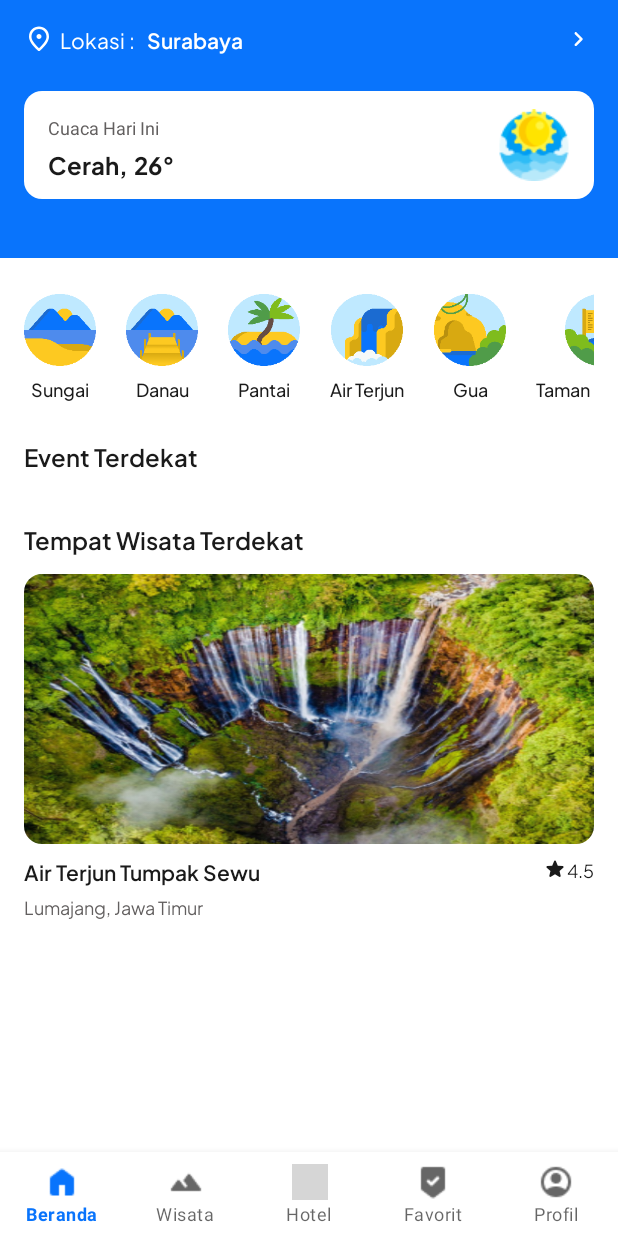
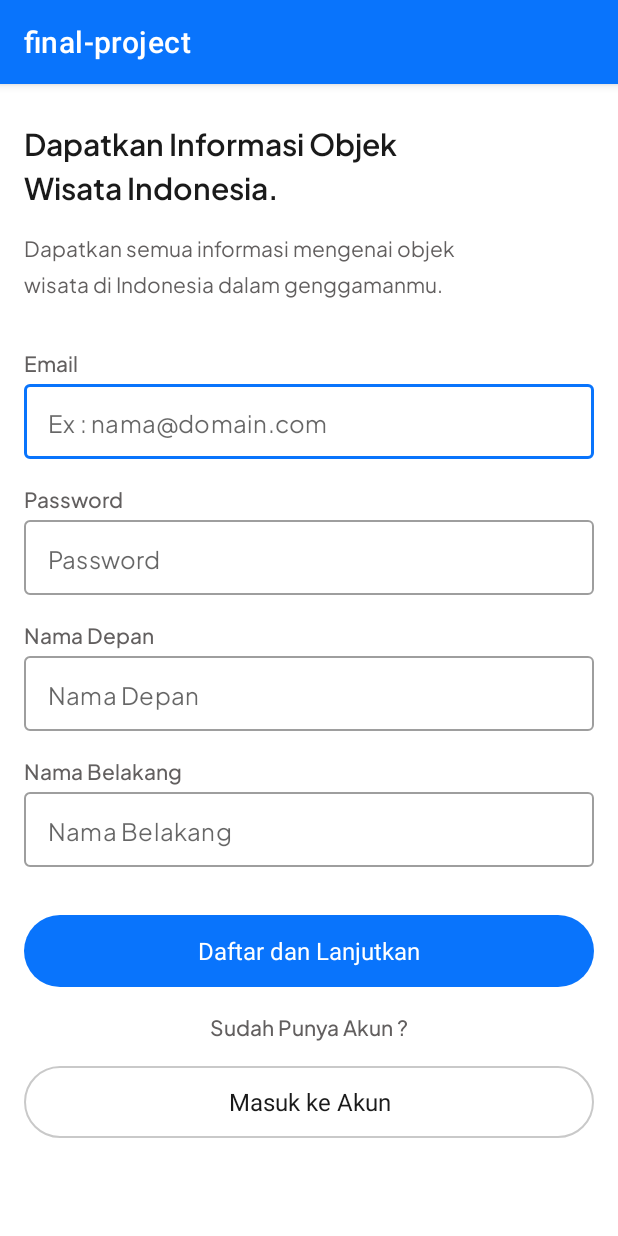
Before and after one commit to mister-riduro/app-v1-final-project, an Android app: the screen it shows after launch (MainActivity before the commit, RegisterActivity after it), on a phone screen of 412 x 824 dp. Run offline under Robolectric (Android 15) with nearby library versions, the phone set to English and light mode, and no system bars; our stand-ins replace Dagger/Hilt's generated code; grey boxes are pictures that could not be loaded.

Commit message:
finish register feature

```diff
--- a/app/src/main/java/com/example/final_project/remote/repository/Repository.kt
+++ b/app/src/main/java/com/example/final_project/remote/repository/Repository.kt
@@ -1,5 +1,6 @@
 package com.example.final_project.remote.repository
 
+import com.example.final_project.models.ProfileBody
 import com.example.final_project.remote.api.RetrofitInstance
 
 class Repository (){
@@ -7,4 +8,6 @@ class Repository (){
         suspend fun getTourismByType(fieldFilter:String, tourismType: String) = RetrofitInstance.api.getTourismByType(fieldFilter, tourismType)
         suspend fun getAllProvinces() = RetrofitInstance.api.getAllProvinces()
         suspend fun getTourismByProvince(fieldFilter: String, tourismProvince: String) = RetrofitInstance.api.getTourismByProvince(fieldFilter, tourismProvince)
+
+        suspend fun createUser(profileBody: ProfileBody) = RetrofitInstance.api.createUser(profileBody)
 }
--- /dev/null
+++ b/app/src/main/java/com/example/final_project/ui/activities/register/RegisterActivity.kt
@@ -0,0 +1,69 @@
+package com.example.final_project.ui.activities.register
+
+import android.app.Application
+import androidx.appcompat.app.AppCompatActivity
+import android.os.Bundle
+import android.util.Log
+import androidx.lifecycle.Observer
+import androidx.lifecycle.ViewModelProvider
+import com.example.final_project.databinding.ActivityRegisterBinding
+import com.example.final_project.models.Profile
+import com.example.final_project.models.ProfileBody
+import com.example.final_project.remote.repository.Repository
+import com.example.final_project.util.Resource
+
+class RegisterActivity : AppCompatActivity() {
+
+    private lateinit var binding: ActivityRegisterBinding
+    private lateinit var registerViewModel: RegisterViewModel
+
+    private lateinit var firstName: String
+    private lateinit var lastName: String
+    private lateinit var email: String
+    private lateinit var password: String
+    override fun onCreate(savedInstanceState: Bundle?) {
+        super.onCreate(savedInstanceState)
+        binding = ActivityRegisterBinding.inflate(layoutInflater)
+        setContentView(binding.root)
+
+        val repository = Repository()
+        val registerViewModelFactory = RegisterViewModelFactory(repository, application)
+        val userRole = "af80f2d4-425f-4c3a-8f5f-f817cdebfb01"
+
+        registerViewModel = ViewModelProvider(this, registerViewModelFactory).get(
+            RegisterViewModel::class.java
+        )
+
+        binding.btnNext.setOnClickListener {
+            email = binding.etEmail.text.toString()
+            password = binding.etPassword.text.toString()
+            firstName = binding.etFirstName.text.toString()
+            lastName = binding.etLastName.text.toString()
+
+            Log.d("EMAIL :", email)
+
+            val profile = ProfileBody(email, password, userRole, firstName, lastName, "")
+
+            registerViewModel.createUser(profile)
+
+            registerViewModel._userLiveData.observe(this, Observer { response ->
+                when(response) {
+                    is Resource.Success -> {
+                        response.data?.let { response ->
+                            Log.d("SUCCESS", "Success Create User on DB")
+                        }
+                    }
+                    is Resource.Loading -> {
+
+                    }
+                    is Resource.Error -> {
+                        response.message.let { message ->
+                            Log.d("ERROR TOURISM", "Error occured : $message")
+                        }
+                    }
+                }
+            })
+        }
+
+    }
+}
--- /dev/null
+++ b/app/src/main/java/com/example/final_project/ui/activities/register/RegisterViewModel.kt
@@ -0,0 +1,38 @@
+package com.example.final_project.ui.activities.register
+
+import android.app.Application
+import androidx.lifecycle.AndroidViewModel
+import androidx.lifecycle.MutableLiveData
+import androidx.lifecycle.viewModelScope
+import com.example.final_project.models.Profile
+import com.example.final_project.models.ProfileBody
+import com.example.final_project.remote.repository.Repository
+import com.example.final_project.util.Resource
+import kotlinx.coroutines.launch
+import retrofit2.Response
+
+class RegisterViewModel(
+    private val repository: Repository,
+    application: Application,
+):AndroidViewModel(application) {
+
+    val _userLiveData: MutableLiveData<Resource<Profile>> = MutableLiveData()
+
+
+    fun createUser(profile: ProfileBody) = viewModelScope.launch {
+        _userLiveData.postValue(Resource.Loading())
+
+        val resp = repository.createUser(profile)
+        _userLiveData.postValue(handleUserRegistrationResponse(resp))
+    }
+
+    private fun handleUserRegistrationResponse(response: Response<Profile>): Resource<Profile> {
+        if (response.isSuccessful) {
+            response.body()?.let { resultResponse ->
+                return Resource.Success(resultResponse)
+            }
+        }
+
+        return Resource.Error(response.message())
+    }
+}
--- /dev/null
+++ b/app/src/main/java/com/example/final_project/ui/activities/register/RegisterViewModelFactory.kt
@@ -0,0 +1,16 @@
+package com.example.final_project.ui.activities.register
+
+import android.app.Application
+import androidx.lifecycle.ViewModel
+import androidx.lifecycle.ViewModelProvider
+import com.example.final_project.remote.repository.Repository
+
+class RegisterViewModelFactory(
+    private val repository: Repository,
+    val app: Application,
+): ViewModelProvider.Factory {
+
+    override fun <T : ViewModel> create(modelClass: Class<T>): T {
+        return RegisterViewModel(repository, app) as T
+    }
+}
--- /dev/null
+++ b/app/src/main/res/drawable/icon_favorite_filled.xml
@@ -0,0 +1,5 @@
+<vector android:height="24dp" android:tint="#FF3535"
+    android:viewportHeight="24" android:viewportWidth="24"
+    android:width="24dp" xmlns:android="http://schemas.android.com/apk/res/android">
+    <path android:fillColor="@android:color/white" android:pathData="M12,21.35l-1.45,-1.32C5.4,15.36 2,12.28 2,8.5 2,5.42 4.42,3 7.5,3c1.74,0 3.41,0.81 4.5,2.09C13.09,3.81 14.76,3 16.5,3 19.58,3 22,5.42 22,8.5c0,3.78 -3.4,6.86 -8.55,11.54L12,21.35z"/>
+</vector>
--- /dev/null
+++ b/app/src/main/res/drawable/icon_favorite_outline.xml
@@ -0,0 +1,5 @@
+<vector android:height="24dp" android:tint="#B4AFAF"
+    android:viewportHeight="24" android:viewportWidth="24"
+    android:width="24dp" xmlns:android="http://schemas.android.com/apk/res/android">
+    <path android:fillColor="@android:color/white" android:pathData="M16.5,3c-1.74,0 -3.41,0.81 -4.5,2.09C10.91,3.81 9.24,3 7.5,3 4.42,3 2,5.42 2,8.5c0,3.78 3.4,6.86 8.55,11.54L12,21.35l1.45,-1.32C18.6,15.36 22,12.28 22,8.5 22,5.42 19.58,3 16.5,3zM12.1,18.55l-0.1,0.1 -0.1,-0.1C7.14,14.24 4,11.39 4,8.5 4,6.5 5.5,5 7.5,5c1.54,0 3.04,0.99 3.57,2.36h1.87C13.46,5.99 14.96,5 16.5,5c2,0 3.5,1.5 3.5,3.5 0,2.89 -3.14,5.74 -7.9,10.05z"/>
+</vector>
--- /dev/null
+++ b/app/src/main/res/layout/activity_register.xml
@@ -0,0 +1,244 @@
+<?xml version="1.0" encoding="utf-8"?>
+
+<ScrollView
+    android:layout_width="match_parent"
+    android:layout_height="wrap_content"
+    xmlns:android="http://schemas.android.com/apk/res/android"
+    tools:context=".ui.activities.register.RegisterActivity"
+    xmlns:app="http://schemas.android.com/apk/res-auto"
+    xmlns:tools="http://schemas.android.com/tools">
+
+    <androidx.constraintlayout.widget.ConstraintLayout
+        android:layout_width="match_parent"
+        android:layout_height="match_parent">
+
+        <TextView
+            android:id="@+id/tv_header"
+            android:layout_width="250dp"
+            android:layout_height="wrap_content"
+            android:layout_marginTop="24dp"
+            android:layout_marginStart="16dp"
+            app:layout_constraintStart_toStartOf="parent"
+            app:layout_constraintTop_toTopOf="parent"
+            android:text="Dapatkan Informasi Objek Wisata Indonesia."
+            android:textSize="20sp"
+            android:lineSpacingExtra="4dp"
+            android:fontFamily="@font/plus_jakarta_sans_semibold"
+            android:textColor="@color/text_grey_primary"/>
+
+        <TextView
+            android:id="@+id/tv_caption_header"
+            android:layout_width="320dp"
+            android:layout_height="wrap_content"
+            android:layout_marginTop="16dp"
+            android:layout_marginStart="16dp"
+            app:layout_constraintStart_toStartOf="parent"
+            app:layout_constraintTop_toBottomOf="@id/tv_header"
+            android:text="Dapatkan semua informasi mengenai objek wisata di Indonesia dalam genggamanmu."
+            android:textSize="14sp"
+            android:lineSpacingExtra="6dp"
+            android:fontFamily="@font/plus_jakarta_sans_regular"
+            android:textColor="@color/text_grey_secondary"/>
+
+        <TextView
+            android:id="@+id/tv_emailform_header"
+            android:layout_width="wrap_content"
+            android:layout_height="wrap_content"
+            android:layout_marginTop="32dp"
+            android:layout_marginStart="16dp"
+            app:layout_constraintStart_toStartOf="parent"
+            app:layout_constraintTop_toBottomOf="@id/tv_caption_header"
+            android:text="Email"
+            android:textSize="14sp"
+            android:lineSpacingExtra="2dp"
+            android:fontFamily="@font/plus_jakarta_sans_medium"
+            android:textColor="@color/text_grey_secondary"/>
+
+        <com.google.android.material.textfield.TextInputLayout
+            android:id="@+id/tf_email"
+            style="@style/Widget.MaterialComponents.TextInputLayout.OutlinedBox.Dense"
+            android:layout_width="match_parent"
+            android:layout_height="wrap_content"
+            android:layout_marginStart="16dp"
+            android:layout_marginTop="4dp"
+            android:layout_marginEnd="16dp"
+            app:hintEnabled="false"
+            app:layout_constraintEnd_toEndOf="parent"
+            app:layout_constraintStart_toStartOf="parent"
+            app:layout_constraintTop_toBottomOf="@+id/tv_emailform_header">
+
+            <com.google.android.material.textfield.TextInputEditText
+                android:id="@+id/et_email"
+                android:layout_width="match_parent"
+                android:layout_height="wrap_content"
+                android:fontFamily="@font/plus_jakarta_sans_regular"
+                android:hint="Ex : nama@domain.com" />
+
+        </com.google.android.material.textfield.TextInputLayout>
+
+
+        <TextView
+            android:id="@+id/tv_passwordform_header"
+            android:layout_width="wrap_content"
+            android:layout_height="wrap_content"
+            android:layout_marginTop="16dp"
+            android:layout_marginStart="16dp"
+            app:layout_constraintStart_toStartOf="parent"
+            app:layout_constraintTop_toBottomOf="@id/tf_email"
+            android:text="Password"
+            android:textSize="14sp"
+            android:lineSpacingExtra="2dp"
+            android:fontFamily="@font/plus_jakarta_sans_medium"
+            android:textColor="@color/text_grey_secondary"/>
+
+        <com.google.android.material.textfield.TextInputLayout
+            android:id="@+id/tf_password"
+            style="@style/Widget.MaterialComponents.TextInputLayout.OutlinedBox.Dense"
+            android:layout_width="match_parent"
+            android:layout_height="wrap_content"
+            android:layout_marginStart="16dp"
+            android:layout_marginTop="4dp"
+            android:layout_marginEnd="16dp"
+            app:hintEnabled="false"
+            app:layout_constraintEnd_toEndOf="parent"
+            app:layout_constraintStart_toStartOf="parent"
+            app:layout_constraintTop_toBottomOf="@+id/tv_passwordform_header">
+
+            <com.google.android.material.textfield.TextInputEditText
+                android:id="@+id/et_password"
+                android:layout_width="match_parent"
+                android:layout_height="wrap_content"
+                android:inputType="textPassword"
+                android:fontFamily="@font/plus_jakarta_sans_regular"
+                android:hint="Password" />
+
+        </com.google.android.material.textfield.TextInputLayout>
+
+        <TextView
+            android:id="@+id/tv_fnameform_header"
+            android:layout_width="wrap_content"
+            android:layout_height="wrap_content"
+            android:layout_marginTop="16dp"
+            android:layout_marginStart="16dp"
+            app:layout_constraintStart_toStartOf="parent"
+            app:layout_constraintTop_toBottomOf="@id/tf_password"
+            android:text="Nama Depan"
+            android:textSize="14sp"
+            android:lineSpacingExtra="2dp"
+            android:fontFamily="@font/plus_jakarta_sans_medium"
+            android:textColor="@color/text_grey_secondary"/>
+
+        <com.google.android.material.textfield.TextInputLayout
+            android:id="@+id/tf_first_name"
+            style="@style/Widget.MaterialComponents.TextInputLayout.OutlinedBox.Dense"
+            android:layout_width="match_parent"
+            android:layout_height="wrap_content"
+            android:layout_marginStart="16dp"
+            android:layout_marginTop="4dp"
+            android:layout_marginEnd="16dp"
+            app:hintEnabled="false"
+            app:layout_constraintEnd_toEndOf="parent"
+            app:layout_constraintStart_toStartOf="parent"
+            app:layout_constraintTop_toBottomOf="@+id/tv_fnameform_header">
+
+            <com.google.android.material.textfield.TextInputEditText
+                android:id="@+id/et_first_name"
+                android:layout_width="match_parent"
+                android:layout_height="wrap_content"
+                android:fontFamily="@font/plus_jakarta_sans_regular"
+                android:hint="Nama Depan" />
+
+        </com.google.android.material.textfield.TextInputLayout>
+
+        <TextView
+            android:id="@+id/tv_lnameform_header"
+            android:layout_width="wrap_content"
+            android:layout_height="wrap_content"
+            android:layout_marginTop="16dp"
+            android:layout_marginStart="16dp"
+            app:layout_constraintStart_toStartOf="parent"
+            app:layout_constraintTop_toBottomOf="@id/tf_first_name"
+            android:text="Nama Belakang"
+            android:textSize="14sp"
+            android:lineSpacingExtra="2dp"
+            android:fontFamily="@font/plus_jakarta_sans_medium"
+            android:textColor="@color/text_grey_secondary"/>
+
+        <com.google.android.material.textfield.TextInputLayout
+            android:id="@+id/tf_last_name"
+            style="@style/Widget.MaterialComponents.TextInputLayout.OutlinedBox.Dense"
+            android:layout_width="match_parent"
+            android:layout_height="wrap_content"
+            android:layout_marginStart="16dp"
+            android:layout_marginTop="4dp"
+            android:layout_marginEnd="16dp"
+            app:hintEnabled="false"
+            app:layout_constraintEnd_toEndOf="parent"
+            app:layout_constraintStart_toStartOf="parent"
+            app:layout_constraintTop_toBottomOf="@+id/tv_lnameform_header">
+
+            <com.google.android.material.textfield.TextInputEditText
+                android:id="@+id/et_last_name"
+                android:layout_width="match_parent"
+                android:layout_height="wrap_content"
+                android:fontFamily="@font/plus_jakarta_sans_regular"
+                android:hint="Nama Belakang" />
+
+        </com.google.android.material.textfield.TextInputLayout>
+
+
+        <com.google.android.material.button.MaterialButton
+            android:id="@+id/btn_next"
+            style="@style/Widget.Material3.Button"
+            android:layout_width="match_parent"
+            android:layout_height="wrap_content"
+            app:layout_constraintTop_toBottomOf="@id/tf_last_name"
+            app:layout_constraintStart_toStartOf="parent"
+            app:layout_constraintEnd_toEndOf="parent"
+            android:text="Daftar dan Lanjutkan"
+            android:layout_marginStart="16dp"
+            android:layout_marginEnd="16dp"
+            android:layout_marginTop="32dp"
+            android:textSize="16sp"
+            android:insetBottom="0dp"
+            android:insetTop="0dp" />
+
+        <TextView
+            android:id="@+id/tv_sudah_punya_akun"
+            android:layout_width="match_parent"
+            android:layout_height="wrap_content"
+            android:layout_marginTop="16dp"
+            android:layout_marginStart="16dp"
+            android:layout_marginEnd="16dp"
+            app:layout_constraintStart_toStartOf="parent"
+            app:layout_constraintTop_toBottomOf="@id/btn_next"
+            android:text="Sudah Punya Akun ?"
+            android:textAlignment="center"
+            android:textSize="14sp"
+            android:lineSpacingExtra="2dp"
+            android:fontFamily="@font/plus_jakarta_sans_medium"
+            android:textColor="@color/text_grey_secondary"/>
+
+        <com.google.android.material.button.MaterialButton
+            android:id="@+id/btn_login"
+            style="@style/Widget.Material3.Button"
+            android:layout_width="match_parent"
+            android:layout_height="wrap_content"
+            app:strokeColor="#C9C9C9"
+            app:strokeWidth="1dp"
+            app:layout_constraintTop_toBottomOf="@id/tv_sudah_punya_akun"
+            app:layout_constraintStart_toStartOf="parent"
+            app:layout_constraintEnd_toEndOf="parent"
+            android:text="Masuk ke Akun"
+            android:layout_marginStart="16dp"
+            android:layout_marginEnd="16dp"
+            android:layout_marginTop="16dp"
+            android:backgroundTint="@color/white"
+            android:textColor="@color/text_grey_primary"
+            android:textSize="16sp"
+            android:insetBottom="0dp"
+            android:insetTop="0dp" />
+
+
+    </androidx.constraintlayout.widget.ConstraintLayout>
+</ScrollView>
```
Also changed, not shown: app/src/main/AndroidManifest.xml (+16 -6 lines), app/src/main/java/com/example/final_project/adapters/HotelFacilitiesAdapter.kt (+39 -39 lines), app/src/main/java/com/example/final_project/models/Profile.kt (added, +25 -0 lines), app/src/main/java/com/example/final_project/models/ProfileBody.kt (added, +23 -0 lines), app/src/main/java/com/example/final_project/remote/api/ApiService.kt (+11 -3 lines), app/src/main/java/com/example/final_project/ui/activities/ChooseLocationActivity.kt (added, +15 -0 lines), app/src/main/java/com/example/final_project/ui/activities/detailTourism/DetailTourismActivity.kt (+16 -2 lines), app/src/main/res/layout/activity_choose_location.xml (added, +121 -0 lines), app/src/main/res/layout/activity_tourism_detail.xml (+18 -9 lines), 2 other files.
